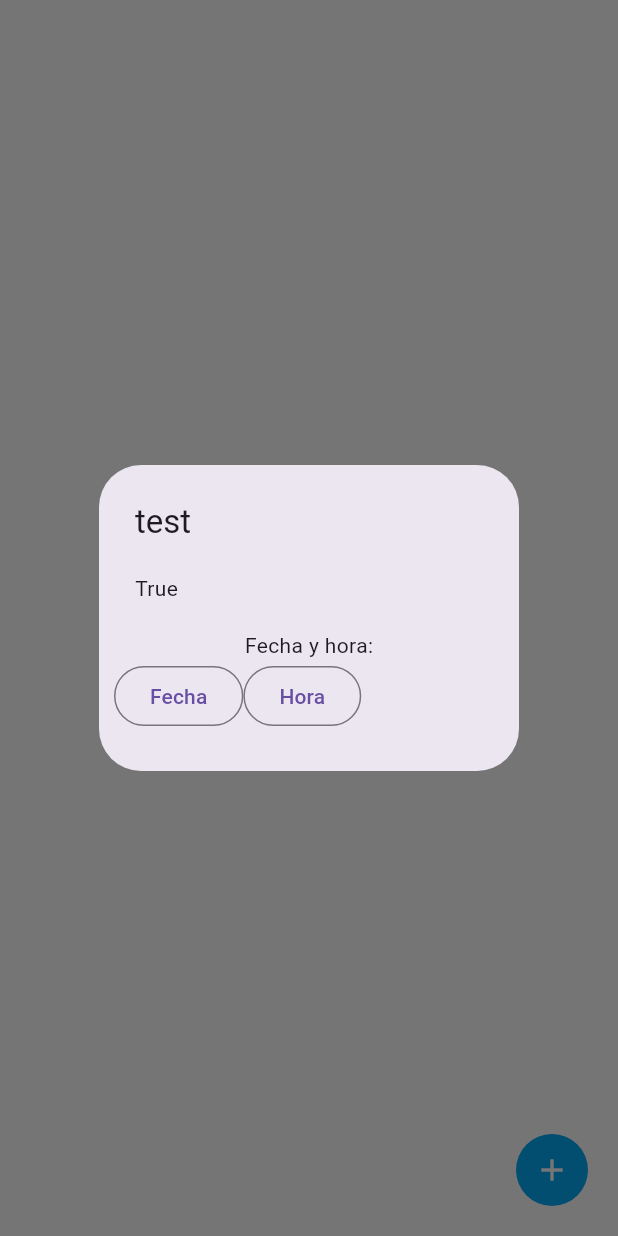
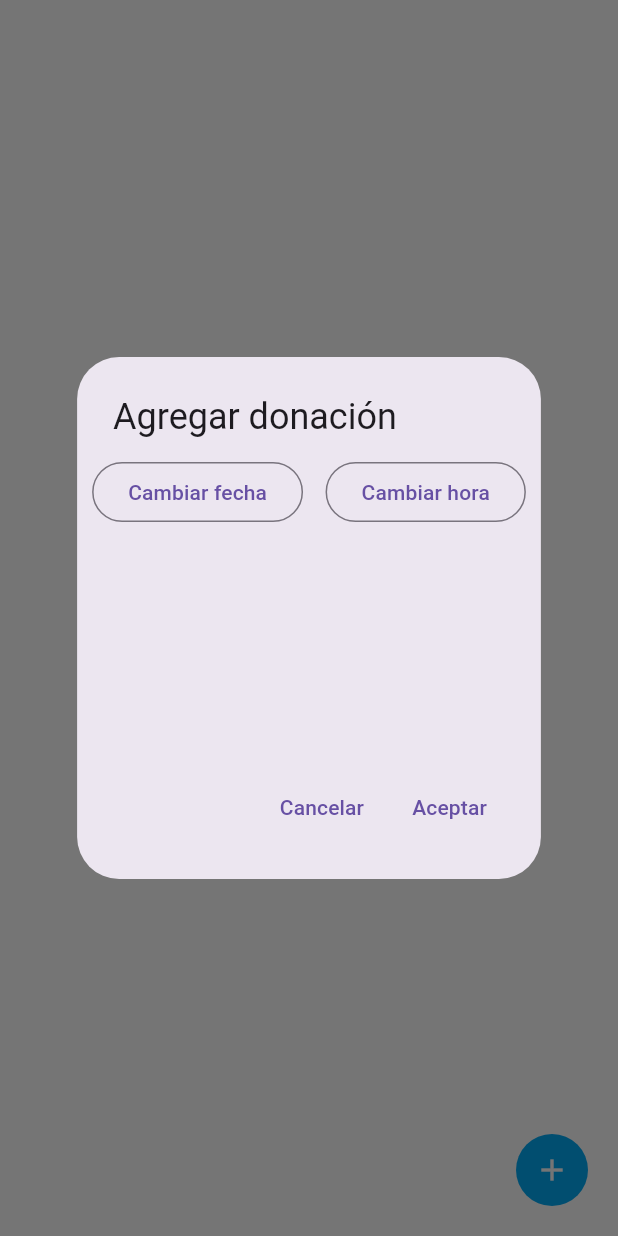
Before and after one commit to Jara-01/grupo13_ing_softw_2026_02, a Flutter app: the screen it shows after launch, after a tap on the "add" icon, on a phone screen of 412 x 824 dp. Run offline on Flutter 3.47's test engine with Material 3 defaults, Android fonts, the phone set to English and light mode, and no system bars.

Commit message:
fix: Ajustes visuales para el popup

```diff
--- a/lib/main.dart
+++ b/lib/main.dart
@@ -28,7 +28,6 @@ class ButtonAddDonacion extends StatefulWidget {
 }
 
 class _ButtonAddDonacionState extends State<ButtonAddDonacion> {
-  bool? testPopup;
   DateTime? fechaDonacion;
   TimeOfDay? horaDonacion;
 
@@ -53,57 +52,59 @@ class _ButtonAddDonacionState extends State<ButtonAddDonacion> {
 
     setState(() {
       horaDonacion = horaUsuario;
-      print(horaDonacion);
     });
   }
 
   Future<void> _inputDonacion() async {
-  switch (await showDialog(
+  showDialog(
+    barrierDismissible: false,
     context:  context,
     builder: (BuildContext context) {
-      return SimpleDialog(
-        title: const Text("test"),
-        children: [
-          SimpleDialogOption(
-            onPressed: () { Navigator.pop(context, true); },
-            child: const Text('True'),
-          ),
-          Padding(
-            padding: const EdgeInsets.all(10.0),
+      return AlertDialog(
+        contentPadding: EdgeInsets.all(10.0),
+        title: const Text("Agregar donación"),
+        content: SizedBox(
+          height: 200.0,
           child: Column(
             children: [
-                Text("Fecha y hora:"),
               Row(
+                mainAxisAlignment: .center,
+                crossAxisAlignment: .start,
+                spacing: 15.0,
                 children: [
                   OutlinedButton(
                     onPressed: _inputFecha,
-                      child: Text("Fecha"),
+                    child: Text("Cambiar fecha"),
                   ),
                   OutlinedButton(
                     onPressed: _inputHora,
-                      child: Text("Hora"),
+                    child: Text("Cambiar hora"),
                   ),
                 ],
               ),
             ],
           ),
         ),
+        actions: [
+          TextButton(
+            onPressed: () {
+              fechaDonacion = null;
+              horaDonacion = null;
+              Navigator.of(context).pop();
+            },
+            child: const Text("Cancelar"),
+          ),
+          TextButton(
+            onPressed: () {
+              // TODO: Guardar los datos ingresados a una instancia de donación.
+              Navigator.of(context).pop();
+            },
+            child: const Text("Aceptar"),
+          ),
         ],
       );
     }
-  )) {
-    case true:
-      testPopup = true;
-      print("true");
-    break;
-    case false:
-      testPopup = false;
-      print("false");
-    break;
-    case null:
-      print("null");
-    break;
-  }
+  );
 }
 
   @override
```
Lines whose indentation alone changed are shown as unchanged.
